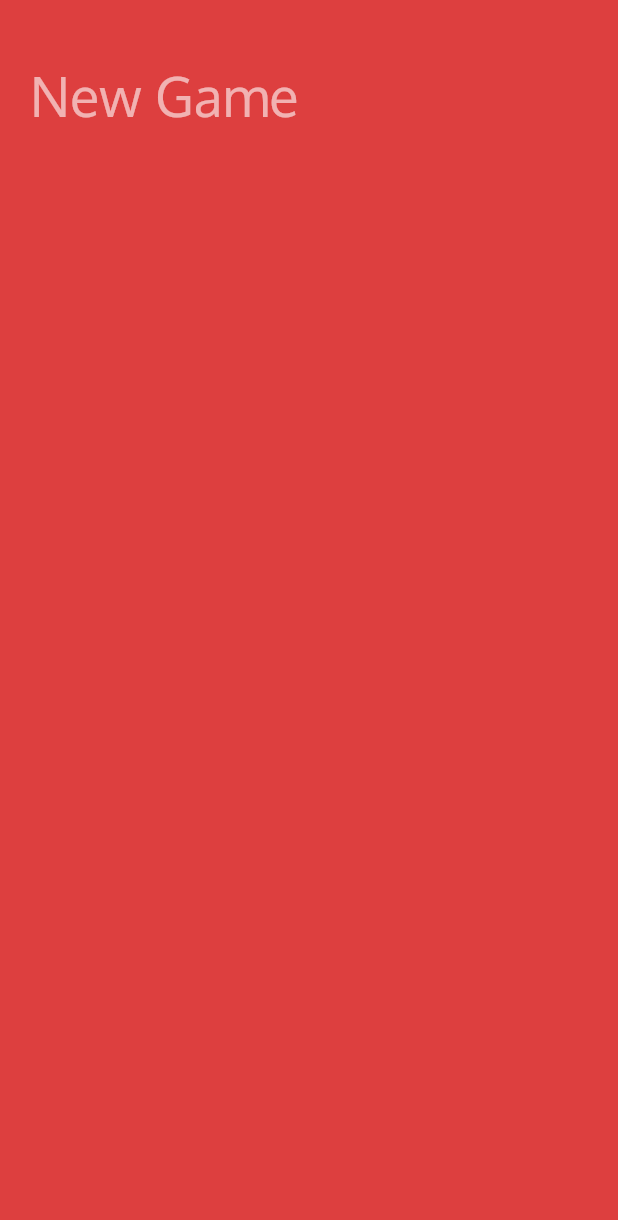
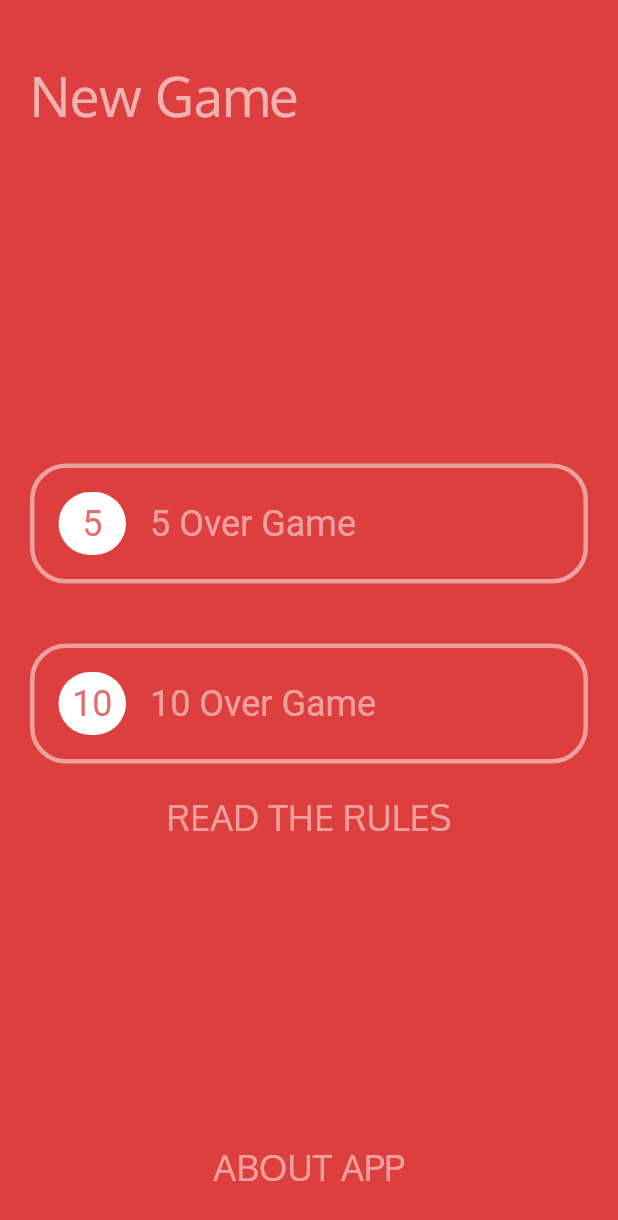
Before and after one commit to sivaperumal644/hand_cricket_flutter, a Flutter app: the screen it shows after launch, on a phone screen of 412 x 824 dp. Shown: the top 1220 px of the screen. Run offline on Flutter 3.47's test engine with Material 2 defaults, Android fonts, the phone set to English and light mode, and no system bars; our stand-ins replace toast.

Commit message:
multiple screens designed.

```diff
--- a/lib/buttons/button.dart
+++ b/lib/buttons/button.dart
@@ -1,20 +1,35 @@
 import 'package:flutter/material.dart';
 
-Card buttons(image, text){
-  return Card(
-    shape: RoundedRectangleBorder(
-      borderRadius: BorderRadius.circular(24)
-    ),
+Widget buttons(icon, text) {
+  return Container(
+
+    height: 80,
+    decoration: BoxDecoration(
+        borderRadius: BorderRadius.circular(24),
+        border:
+            Border.all(color: Color.fromRGBO(255, 255, 255, 0.5), width: 3)),
     child: Row(
       children: <Widget>[
-        Image.asset(image),
+        Padding(
+          padding: const EdgeInsets.all(16.0),
+          child: Container(
+            child: Center(
+              child: Text(
+                icon,
+                style: TextStyle(
+                    fontSize: 24, color: Color.fromRGBO(229, 109, 109, 100)),
+              ),
+            ),
+            decoration: BoxDecoration(
+                borderRadius: BorderRadius.circular(25.0),
+                color: Colors.white),
+            width: 45,
+            height: 45,
+          ),
+        ),
         Text(
           text,
-          style: TextStyle(
-              fontFamily: 'Oxygen',
-              fontSize: 30,
-              color: Color.fromRGBO(255,255,255,0.6),
-          )
+          style: TextStyle(fontSize: 24, color: Color.fromRGBO(255, 255, 255, 0.5)),
         )
       ],
     ),
--- a/lib/home_screen.dart
+++ b/lib/home_screen.dart
@@ -1,13 +1,18 @@
 import 'package:flutter/material.dart';
+import 'about_app.dart';
+import 'buttons/button.dart';
+import 'rules.dart';
+import 'toss.dart';
+import 'package:toast/toast.dart';
 
-class HomeScreen extends StatefulWidget{
+class HomeScreen extends StatefulWidget {
   @override
   State<StatefulWidget> createState() {
     return HomeScreenState();
   }
 }
 
-class HomeScreenState extends State<HomeScreen>{
+class HomeScreenState extends State<HomeScreen> {
   @override
   Widget build(BuildContext context) {
     return Scaffold(
@@ -17,20 +22,80 @@ class HomeScreenState extends State<HomeScreen>{
             crossAxisAlignment: CrossAxisAlignment.start,
             children: <Widget>[
               Padding(
-            padding: EdgeInsets.fromLTRB(20,41,0,0),
-            child: Text(
-              'New Game',
+                padding: EdgeInsets.fromLTRB(20, 41, 0, 0),
+                child: Text('New Game',
                     style: TextStyle(
                         fontFamily: 'Oxygen',
-                color: Color.fromRGBO(255,255,255,0.6),
-                fontSize: 36
-              )
+                        color: Color.fromRGBO(255, 255, 255, 0.6),
+                        fontSize: 36)),
+              ),
+              Expanded(
+                child: Column(
+                  mainAxisAlignment: MainAxisAlignment.center,
+                  children: <Widget>[
+                    Padding(
+                      padding: const EdgeInsets.all(20.0),
+                      child: InkWell(
+                          onTap: () {
+                            Navigator.push(context, MaterialPageRoute(
+                              builder: (context) => TossPage()
+                            ));
+                          },
+                          child: buttons('5', "5 Over Game")),
+                    ),
+                    Padding(
+                      padding: const EdgeInsets.all(20.0),
+                      child: InkWell(
+                          onTap: () {
+                           Navigator.push(context, MaterialPageRoute(
+                              builder: (context) => TossPage()
+                            ));
+                          },
+                          child: buttons('10', "10 Over Game")),
+                    ),
+                    InkWell(
+                      onTap: () {
+                        Navigator.push(context,
+                            MaterialPageRoute(builder: (context) => Rules()));
+                      },
+                      child: Text(
+                        'READ THE RULES',
+                        style: TextStyle(
+                            fontSize: 24,
+                            fontFamily: 'Oxygen',
+                            color: Color.fromRGBO(255, 255, 255, 0.5)),
                       ),
                     )
                   ],
                 ),
+              ),
+              Column(
+                mainAxisAlignment: MainAxisAlignment.end,
+                children: <Widget>[
+                  Center(
+                    child: Padding(
+                      padding: const EdgeInsets.only(bottom: 32.0),
+                      child: InkWell(
+                        onTap: () {
+                          Navigator.push(
+                              context,
+                              MaterialPageRoute(
+                                  builder: (context) => AboutApp()));
+                        },
+                        child: Text(
+                          'ABOUT APP',
+                          style: TextStyle(
+                              fontFamily: 'Oxygen',
+                              color: Color.fromRGBO(255, 255, 255, 0.5),
+                              fontSize: 24),
+                        ),
+                      ),
+                    ),
                   )
-    );
+                ],
+              )
+            ],
+          ),
+        ));
   }
-
 }
--- a/pubspec.yaml
+++ b/pubspec.yaml
@@ -23,6 +23,7 @@ dependencies:
   # The following adds the Cupertino Icons font to your application.
   # Use with the CupertinoIcons class for iOS style icons.
   cupertino_icons: ^0.1.2
+  toast: ^0.1.3
 
 dev_dependencies:
   flutter_test:
```
Also changed, not shown: lib/about_app.dart (added, +83 -0 lines), lib/rules.dart (added, +80 -0 lines), lib/splash_screen.dart (+8 -20 lines), lib/toss.dart (added, +64 -0 lines), lib/toss_selection.dart (added, +22 -0 lines), pubspec.lock. Lines whose indentation alone changed are shown as unchanged.
